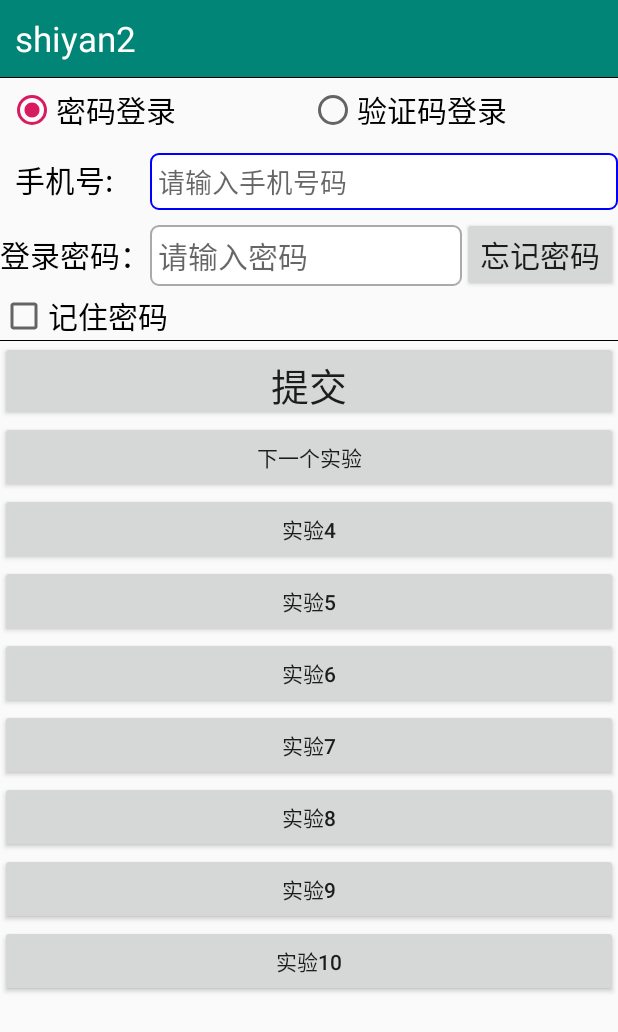
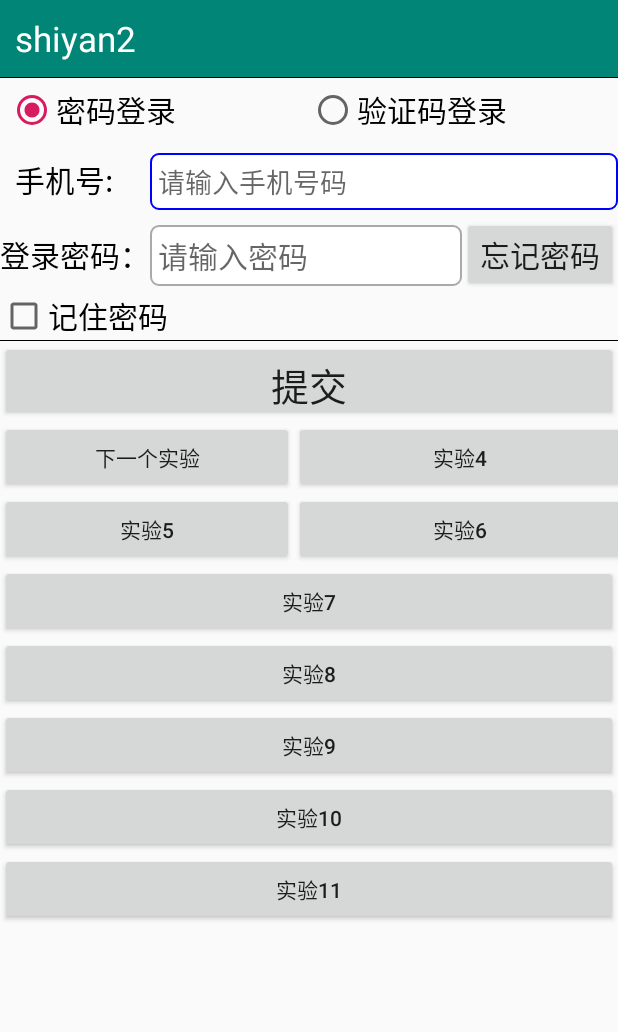
Before and after one commit to OldManWalk/HellowAWord, an Android app: the screen it shows after launch (MainActivity), on a phone screen of 412 x 824 dp. Shown: the top 1032 px of the screen. Run offline under Robolectric (Android 15) with nearby library versions, the phone set to English and light mode, and no system bars.

Commit message:
所有试验已完成

```diff
--- a/app/src/main/AndroidManifest.xml
+++ b/app/src/main/AndroidManifest.xml
@@ -28,6 +28,7 @@
         <activity android:name=".NighActivity02"></activity>
         <activity android:name=".TenActivity"></activity>
         <activity android:name=".AddActivity"></activity>
+        <activity android:name=".EleActivity"></activity>
     </application>
 
 </manifest>
--- a/app/src/main/java/com/example/hellowword/MainActivity.java
+++ b/app/src/main/java/com/example/hellowword/MainActivity.java
@@ -40,6 +40,7 @@ public class MainActivity extends Activity {
         Button bt_eight = findViewById(R.id.bt_eight);
         Button bt_nigh = findViewById(R.id.bt_nigh);
         Button bt_ten = findViewById(R.id.bt_ten);
+        Button bt_ele = findViewById(R.id.bt_ele);
         //单选按钮组绑定监听器
         rg_login.setOnCheckedChangeListener(new RadioGroup.OnCheckedChangeListener() {
             @Override
@@ -115,6 +116,13 @@ public class MainActivity extends Activity {
                 startActivity(intend);
             }
         });
+        bt_ele.setOnClickListener(new View.OnClickListener() {
+            @Override
+            public void onClick(View v) {
+                Intent intend=new Intent(MainActivity.this,EleActivity.class);
+                startActivity(intend);
+            }
+        });
     }
 
     }
--- a/app/src/main/res/layout/activity_main.xml
+++ b/app/src/main/res/layout/activity_main.xml
@@ -1,11 +1,13 @@
 <?xml version="1.0" encoding="utf-8"?>
-<LinearLayout xmlns:android="http://schemas.android.com/apk/res/android"
+<LinearLayout
+    xmlns:android="http://schemas.android.com/apk/res/android"
     xmlns:tools="http://schemas.android.com/tools"
     android:id="@+id/LinearLayout1"
     android:layout_width="match_parent"
-    android:layout_height="match_parent"
+    android:layout_height="wrap_content"
     android:orientation="vertical"
-    tools:context=".MainActivity" >
+    tools:context=".MainActivity">
+
 
     <TextView
         android:background="@color/colorPrimary"
@@ -152,17 +154,29 @@
     </RelativeLayout>
 
 
+
+<TableLayout
+    android:layout_width="match_parent"
+    android:layout_height="wrap_content">
+    <TableRow
+        android:layout_width="match_parent"
+        android:layout_height="wrap_content">
+
         <Button
             android:id="@+id/bt_next"
-    android:layout_width="match_parent"
+            android:layout_width="196dp"
             android:layout_height="wrap_content"
             android:text="下一个实验" />
 
         <Button
             android:id="@+id/bt_four"
-    android:layout_width="match_parent"
+            android:layout_width="221dp"
             android:layout_height="wrap_content"
             android:text="实验4" />
+</TableRow>
+    <TableRow
+        android:layout_width="match_parent"
+        android:layout_height="wrap_content">
     <Button
         android:id="@+id/bt_five"
         android:layout_width="match_parent"
@@ -173,6 +187,7 @@
         android:layout_width="match_parent"
         android:layout_height="wrap_content"
         android:text="实验6" />
+    </TableRow>
     <Button
         android:id="@+id/bt_seven"
         android:layout_width="match_parent"
@@ -194,7 +209,12 @@
         android:layout_width="match_parent"
         android:layout_height="wrap_content"
         android:text="实验10" />
-
+    <Button
+        android:id="@+id/bt_ele"
+        android:layout_width="match_parent"
+        android:layout_height="wrap_content"
+        android:text="实验11" />
+</TableLayout>
 
 
 </LinearLayout>
```
Also changed, not shown: app/src/main/java/com/example/hellowword/EleActivity.java (added, +67 -0 lines), app/src/main/res/layout/activity_ele.xml (added, +22 -0 lines). Lines whose indentation alone changed are shown as unchanged.
